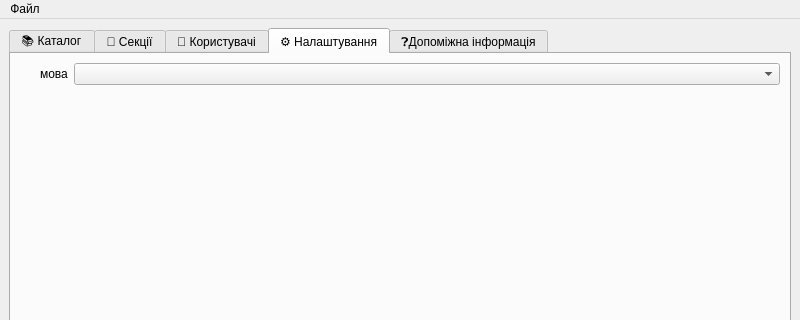
Old version of the form mainwindow.ui in the repository Viktoria12345678910/readingDiary; both pictures show x 0 to 800 and y 0 to 320 of the 800 by 600 pixel window.
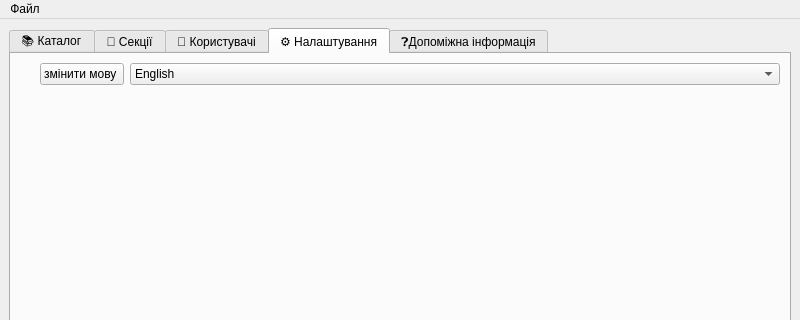
New version of the form. The open tabs and pages were chosen to show the change.

The edit to the form file:
```diff
--- a/mainwindow.ui
+++ b/mainwindow.ui
@@ -136,15 +136,26 @@
           <property name="leftMargin">
            <number>20</number>
           </property>
-          <item row="0" column="0">
-           <widget class="QLabel" name="lbLanguage">
-            <property name="text">
-             <string>мова</string>
-            </property>
-           </widget>
-          </item>
           <item row="0" column="1">
-           <widget class="QComboBox" name="cbLanguage"/>
+           <widget class="QComboBox" name="cbLanguage">
+            <item>
+             <property name="text">
+              <string>English</string>
+             </property>
+            </item>
+            <item>
+             <property name="text">
+              <string>Ukranian(Українська)</string>
+             </property>
+            </item>
+           </widget>
+          </item>
+          <item row="0" column="0">
+           <widget class="QPushButton" name="pbChangeLang">
+            <property name="text">
+             <string>змінити мову </string>
+            </property>
+           </widget>
           </item>
          </layout>
         </item>
```
Left out of the diff: 2 changed lines with no effect on the pictures.
